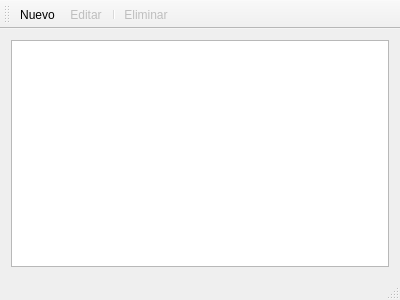
elshaka/AltoNivel, file mainwindow.ui: the form before one commit.
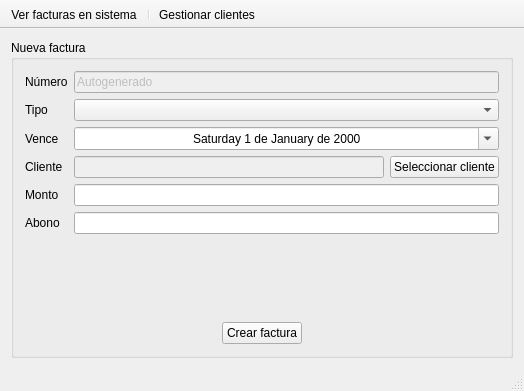
The form after the commit. Icons and pictures are not drawn.

Commit message: Agregada clase factura, modificada la ventana principal

Patch:
```diff
--- a/mainwindow.ui
+++ b/mainwindow.ui
@@ -6,8 +6,8 @@
    <rect>
     <x>0</x>
     <y>0</y>
-    <width>400</width>
-    <height>300</height>
+    <width>524</width>
+    <height>391</height>
    </rect>
   </property>
   <property name="windowTitle">
@@ -16,47 +16,192 @@
   <widget class="QWidget" name="centralWidget">
    <layout class="QVBoxLayout" name="verticalLayout">
     <item>
-     <widget class="QListWidget" name="listWidget"/>
+     <widget class="QGroupBox" name="groupBox">
+      <property name="title">
+       <string>Nueva factura</string>
+      </property>
+      <layout class="QVBoxLayout" name="verticalLayout_2">
+       <item>
+        <layout class="QFormLayout" name="formLayout">
+         <property name="fieldGrowthPolicy">
+          <enum>QFormLayout::AllNonFixedFieldsGrow</enum>
+         </property>
+         <item row="0" column="0">
+          <widget class="QLabel" name="label">
+           <property name="text">
+            <string>Número</string>
+           </property>
+          </widget>
+         </item>
+         <item row="0" column="1">
+          <widget class="QLineEdit" name="numeroLineEdit">
+           <property name="enabled">
+            <bool>false</bool>
+           </property>
+           <property name="text">
+            <string>Autogenerado</string>
+           </property>
+           <property name="alignment">
+            <set>Qt::AlignLeading|Qt::AlignLeft|Qt::AlignVCenter</set>
+           </property>
+          </widget>
+         </item>
+         <item row="3" column="0">
+          <widget class="QLabel" name="label_3">
+           <property name="text">
+            <string>Cliente</string>
+           </property>
+          </widget>
+         </item>
+         <item row="3" column="1">
+          <layout class="QHBoxLayout" name="horizontalLayout_2">
+           <item>
+            <widget class="QLineEdit" name="clienteLineEdit">
+             <property name="enabled">
+              <bool>false</bool>
+             </property>
+            </widget>
+           </item>
+           <item>
+            <widget class="QPushButton" name="seleccionarClientePushButton">
+             <property name="text">
+              <string>Seleccionar cliente</string>
+             </property>
+             <property name="icon">
+              <iconset theme="find"/>
+             </property>
+            </widget>
+           </item>
+          </layout>
+         </item>
+         <item row="1" column="0">
+          <widget class="QLabel" name="label_4">
+           <property name="text">
+            <string>Tipo</string>
+           </property>
+          </widget>
+         </item>
+         <item row="1" column="1">
+          <widget class="QComboBox" name="tipoComboBox"/>
+         </item>
+         <item row="2" column="0">
+          <widget class="QLabel" name="venceLabel">
+           <property name="text">
+            <string>Vence</string>
+           </property>
+          </widget>
+         </item>
+         <item row="2" column="1">
+          <widget class="QDateEdit" name="venceDateEdit">
+           <property name="alignment">
+            <set>Qt::AlignCenter</set>
+           </property>
+           <property name="displayFormat">
+            <string>dddd d 'de' MMMM 'de' yyyy</string>
+           </property>
+           <property name="calendarPopup">
+            <bool>true</bool>
+           </property>
+          </widget>
+         </item>
+         <item row="4" column="0">
+          <widget class="QLabel" name="label_6">
+           <property name="text">
+            <string>Monto</string>
+           </property>
+          </widget>
+         </item>
+         <item row="4" column="1">
+          <widget class="QLineEdit" name="montoLineEdit"/>
+         </item>
+         <item row="5" column="0">
+          <widget class="QLabel" name="label_2">
+           <property name="text">
+            <string>Abono</string>
+           </property>
+          </widget>
+         </item>
+         <item row="5" column="1">
+          <widget class="QLineEdit" name="abonoLineEdit"/>
+         </item>
+        </layout>
+       </item>
+       <item>
+        <layout class="QHBoxLayout" name="horizontalLayout">
+         <item>
+          <spacer name="horizontalSpacer">
+           <property name="orientation">
+            <enum>Qt::Horizontal</enum>
+           </property>
+           <property name="sizeHint" stdset="0">
+            <size>
+             <width>40</width>
+             <height>20</height>
+            </size>
+           </property>
+          </spacer>
+         </item>
+         <item>
+          <widget class="QPushButton" name="crearFacturaPushButton">
+           <property name="text">
+            <string>Crear factura</string>
+           </property>
+           <property name="icon">
+            <iconset theme="filenew"/>
+           </property>
+          </widget>
+         </item>
+         <item>
+          <spacer name="horizontalSpacer_2">
+           <property name="orientation">
+            <enum>Qt::Horizontal</enum>
+           </property>
+           <property name="sizeHint" stdset="0">
+            <size>
+             <width>40</width>
+             <height>20</height>
+            </size>
+           </property>
+          </spacer>
+         </item>
+        </layout>
+       </item>
+      </layout>
+     </widget>
     </item>
    </layout>
   </widget>
   <widget class="QToolBar" name="mainToolBar">
+   <property name="layoutDirection">
+    <enum>Qt::LeftToRight</enum>
+   </property>
+   <property name="movable">
+    <bool>false</bool>
+   </property>
+   <property name="allowedAreas">
+    <set>Qt::AllToolBarAreas</set>
+   </property>
+   <property name="toolButtonStyle">
+    <enum>Qt::ToolButtonTextBesideIcon</enum>
+   </property>
    <attribute name="toolBarArea">
     <enum>TopToolBarArea</enum>
    </attribute>
    <attribute name="toolBarBreak">
     <bool>false</bool>
    </attribute>
-   <addaction name="actionNuevo"/>
-   <addaction name="actionEditar"/>
+   <addaction name="actionVer_facturas_en_sistema"/>
    <addaction name="separator"/>
-   <addaction name="actionEliminar"/>
+   <addaction name="actionGestionarClientes"/>
   </widget>
   <widget class="QStatusBar" name="statusBar"/>
-  <action name="actionNuevo">
-   <property name="text">
-    <string>Nuevo cliente</string>
+  <action name="actionGestionarClientes">
+   <property name="icon">
+    <iconset theme="edit-find-replace"/>
    </property>
-   <property name="iconText">
-    <string>Nuevo</string>
-   </property>
-   <property name="toolTip">
-    <string>Nuevo cliente</string>
-   </property>
-   <property name="shortcut">
-    <string>Ctrl+N</string>
-   </property>
-  </action>
-  <action name="actionEditar">
-   <property name="enabled">
-    <bool>false</bool>
-   </property>
    <property name="text">
-    <string>Editar</string>
+    <string>Gestionar clientes</string>
    </property>
-   <property name="iconText">
-    <string>Editar</string>
-   </property>
    <property name="toolTip">
     <string>Editar cliente</string>
    </property>
@@ -64,18 +209,12 @@
     <string>Ctrl+E</string>
    </property>
   </action>
-  <action name="actionEliminar">
-   <property name="enabled">
-    <bool>false</bool>
+  <action name="actionVer_facturas_en_sistema">
+   <property name="icon">
+    <iconset theme="document-open"/>
    </property>
    <property name="text">
-    <string>Eliminar</string>
-   </property>
-   <property name="toolTip">
-    <string>Eliminar cliente</string>
-   </property>
-   <property name="shortcut">
-    <string>Ctrl+D</string>
+    <string>Ver facturas en sistema</string>
    </property>
   </action>
  </widget>
```
Left out of the diff: 6 changed lines with no effect on the pictures. The commit also changes 5 other files.
